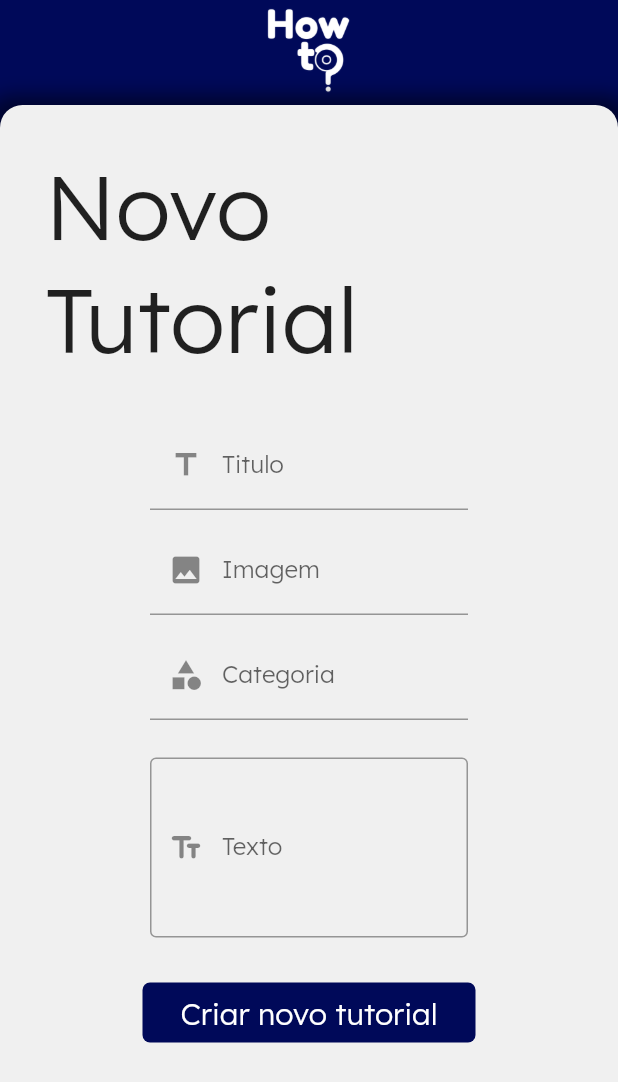
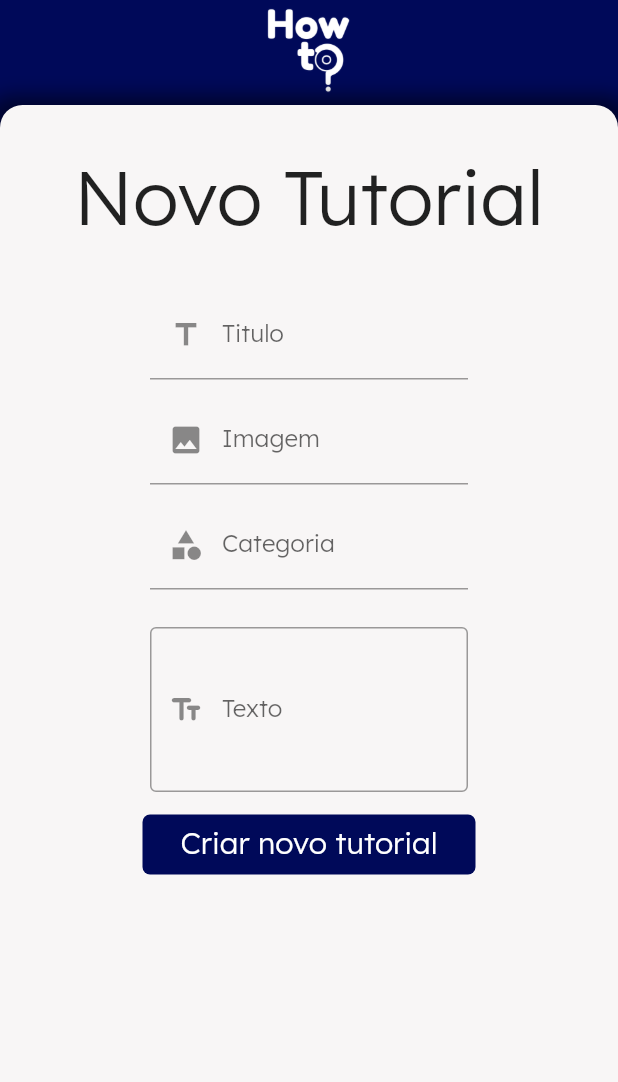
Before and after one commit to KlotJota/how_to, a Flutter app: the CreateTutorialPage screen opened directly, on a phone screen of 412 x 824 dp. Shown: the top 1082 px of the screen. Run offline on Flutter 3.47's test engine with Material 2 defaults, Android fonts, the phone set to English and light mode, and no system bars; our stand-ins replace cloud_firestore, firebase_auth, firebase_core, get; missing offline and left inert: dart:html, dart:js; accounts and stored records are empty.

```diff
--- a/lib/Views/createTutorial-page.dart
+++ b/lib/Views/createTutorial-page.dart
@@ -102,7 +102,7 @@ class _CreateTutorialPage extends State<CreateTutorialPage> {
             elevation: 10,
             titlePadding: EdgeInsets.all(5),
             title: Text('Sucesso'),
-            backgroundColor: Color.fromARGB(255, 240, 240, 240),
+            backgroundColor: Color.fromARGB(255, 248, 246, 246),
             content: Text(
                 'Novo tutorial criado com sucesso! Você já poderá vê-lo no app.'),
             actions: [
@@ -137,7 +137,7 @@ class _CreateTutorialPage extends State<CreateTutorialPage> {
             elevation: 10,
             titlePadding: EdgeInsets.all(5),
             title: Text('Erro'),
-            backgroundColor: Color.fromARGB(255, 240, 240, 240),
+            backgroundColor: Color.fromARGB(255, 248, 246, 246),
             content: Text(
                 'Você precisa preencher todos os campos para adicionar um novo tutorial'),
             actions: [
@@ -168,6 +168,7 @@ class _CreateTutorialPage extends State<CreateTutorialPage> {
   Widget build(BuildContext context) {
     return Scaffold(
       body: ListView(
+        physics: BouncingScrollPhysics(),
         children: [
           Stack(
             children: [
@@ -204,7 +205,7 @@ class _CreateTutorialPage extends State<CreateTutorialPage> {
                       borderRadius: BorderRadius.only(
                           topLeft: Radius.circular(15),
                           topRight: Radius.circular(15)),
-                      color: Color.fromARGB(255, 240, 240, 240)),
+                      color: Color.fromARGB(255, 248, 246, 246)),
                   child: Form(
                     key: formKey,
                     child: Column(
@@ -213,7 +214,7 @@ class _CreateTutorialPage extends State<CreateTutorialPage> {
                           padding: EdgeInsets.all(30),
                           child: Text(
                             "Novo Tutorial",
-                            style: TextStyle(fontSize: 60),
+                            style: TextStyle(fontSize: 50),
                           ),
                         ),
                         Container(
@@ -279,13 +280,14 @@ class _CreateTutorialPage extends State<CreateTutorialPage> {
                           margin: EdgeInsets.only(bottom: 10),
                           width: MediaQuery.of(context).size.width - 200,
                           child: TextFormField(
+                            maxLines: 4,
                             controller: _textoController,
                             decoration: InputDecoration(
                                 border: OutlineInputBorder(),
                                 prefixIcon: Icon(Icons.text_fields_rounded),
                                 labelText: "Texto",
                                 contentPadding: EdgeInsets.symmetric(
-                                    vertical: 50.0, horizontal: 50.0)),
+                                    vertical: 15, horizontal: 15)),
                             autovalidateMode:
                                 AutovalidateMode.onUserInteraction,
                             validator: (value) {
@@ -301,10 +303,10 @@ class _CreateTutorialPage extends State<CreateTutorialPage> {
                             criarTutorial(context);
                           },
                           child: Container(
-                            margin: EdgeInsets.only(top: 20),
+                            margin: EdgeInsets.only(top: 5),
                             width: MediaQuery.of(context).size.width - 190,
                             height: 40,
-                            padding: EdgeInsets.only(top: 8),
+                            padding: EdgeInsets.only(top: 6),
                             decoration: BoxDecoration(
                                 color: Color.fromRGBO(0, 9, 89, 1),
                                 borderRadius: BorderRadius.circular(5)),
--- a/lib/Views/home.dart
+++ b/lib/Views/home.dart
@@ -63,7 +63,7 @@ class _HomePageState extends State<HomePage> {
                         blurRadius: 10,
                         offset: Offset(0, 2), // changes position of shadow
                       ),
-                    ], color: Color.fromARGB(255, 240, 240, 240)),
+                    ], color: Color.fromARGB(255, 248, 246, 246)),
                     child: ListView(
                       children: [
                         Container(
@@ -296,7 +296,7 @@ class _HomePageState extends State<HomePage> {
                             children: tutoriais
                                 .map((tutorial) => Card(
                                       elevation: 5,
-                                      margin: EdgeInsets.all(10),
+                                      margin: EdgeInsets.all(5),
                                       clipBehavior: Clip.antiAliasWithSaveLayer,
                                       shape: RoundedRectangleBorder(
                                           borderRadius: BorderRadius.only(
--- a/lib/Views/search-page.dart
+++ b/lib/Views/search-page.dart
@@ -148,7 +148,7 @@ class _SearchPageState extends State<SearchPage> {
                       blurRadius: 10,
                       offset: Offset(0, 2), // changes position of shadow
                     ),
-                  ], color: Color.fromARGB(255, 240, 240, 240)),
+                  ], color: Color.fromARGB(255, 248, 246, 246)),
                   child: Column(
                     children: [
                       Container(
--- a/lib/Views/tutorial-page.dart
+++ b/lib/Views/tutorial-page.dart
@@ -73,7 +73,7 @@ class _TutorialPageState extends State<TutorialPage> {
                             blurRadius: 10,
                             offset: Offset(0, 2), // changes position of shadow
                           ),
-                        ], color: Color.fromARGB(255, 240, 240, 240)),
+                        ], color: Color.fromARGB(255, 248, 246, 246)),
                         child: ListView(
                             physics: BouncingScrollPhysics(),
                             children: [
--- a/lib/Views/user-login.dart
+++ b/lib/Views/user-login.dart
@@ -33,7 +33,7 @@ class UserLoginPage extends StatelessWidget {
                     elevation: 10,
                     titlePadding: EdgeInsets.all(5),
                     title: Text('Erro'),
-                    backgroundColor: Color.fromARGB(255, 240, 240, 240),
+                    backgroundColor: Color.fromARGB(255, 248, 246, 246),
                     content: Text('A senha inserida é invalida'),
                     actions: [
                       Row(
@@ -78,7 +78,7 @@ class UserLoginPage extends StatelessWidget {
               elevation: 10,
               titlePadding: EdgeInsets.all(5),
               title: Text('Erro'),
-              backgroundColor: Color.fromARGB(255, 240, 240, 240),
+              backgroundColor: Color.fromARGB(255, 248, 246, 246),
               content: Text(e.message.toString()),
               actions: [
                 Row(
@@ -148,7 +148,7 @@ class UserLoginPage extends StatelessWidget {
                     borderRadius: BorderRadius.only(
                         topLeft: Radius.circular(15),
                         topRight: Radius.circular(15)),
-                    color: Color.fromARGB(255, 240, 240, 240)),
+                    color: Color.fromARGB(255, 248, 246, 246)),
                 child: Column(
                   children: [
                     Container(
--- a/lib/Views/user-register.dart
+++ b/lib/Views/user-register.dart
@@ -48,7 +48,7 @@ class _UserRegisterPageState extends State<UserRegisterPage> {
                     elevation: 10,
                     titlePadding: EdgeInsets.all(5),
                     title: Text('Erro'),
-                    backgroundColor: Color.fromARGB(255, 240, 240, 240),
+                    backgroundColor: Color.fromARGB(255, 248, 246, 246),
                     content: Text('O email informado para cadastro já existe'),
                     actions: [
                       Row(
@@ -98,7 +98,7 @@ class _UserRegisterPageState extends State<UserRegisterPage> {
         context: context,
         builder: (context) {
           return Dialog(
-            backgroundColor: Color.fromARGB(255, 240, 240, 240),
+            backgroundColor: Color.fromARGB(255, 248, 246, 246),
             child: ListView(
               padding: EdgeInsets.all(20),
               children: [
@@ -167,7 +167,7 @@ class _UserRegisterPageState extends State<UserRegisterPage> {
                     borderRadius: BorderRadius.only(
                         topLeft: Radius.circular(15),
                         topRight: Radius.circular(15)),
-                    color: Color.fromARGB(255, 240, 240, 240)),
+                    color: Color.fromARGB(255, 248, 246, 246)),
                 child: Column(
                   children: [
                     Container(
```
Also changed, not shown: lib/Views/user-profile.dart (+32 -9 lines).
